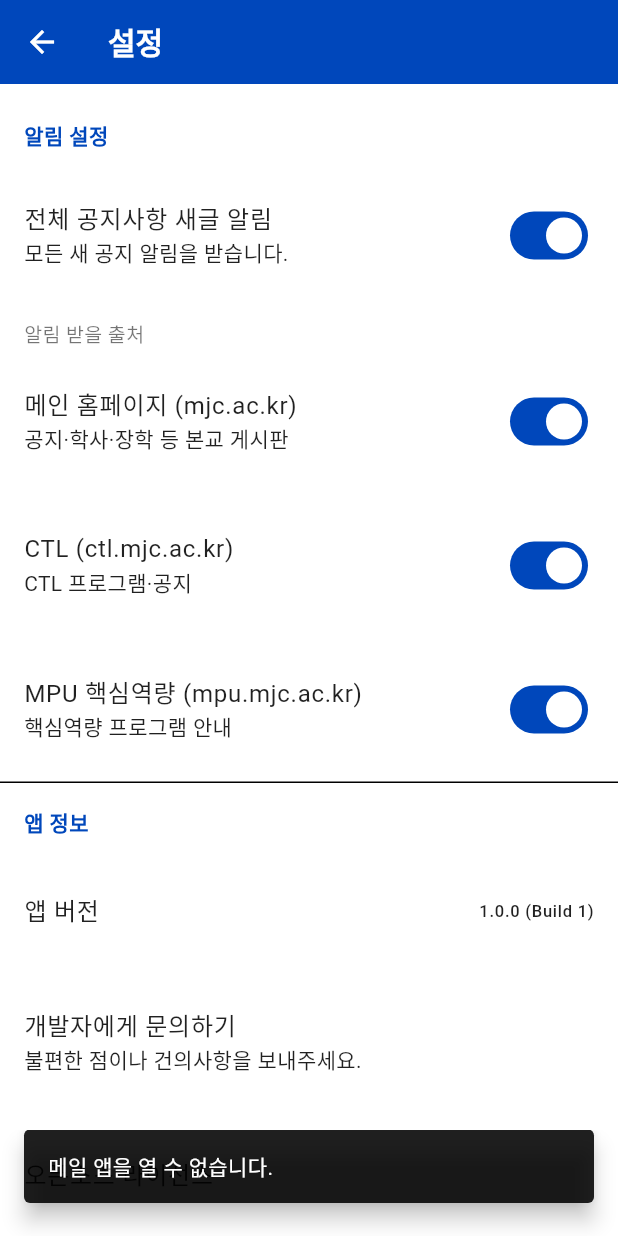
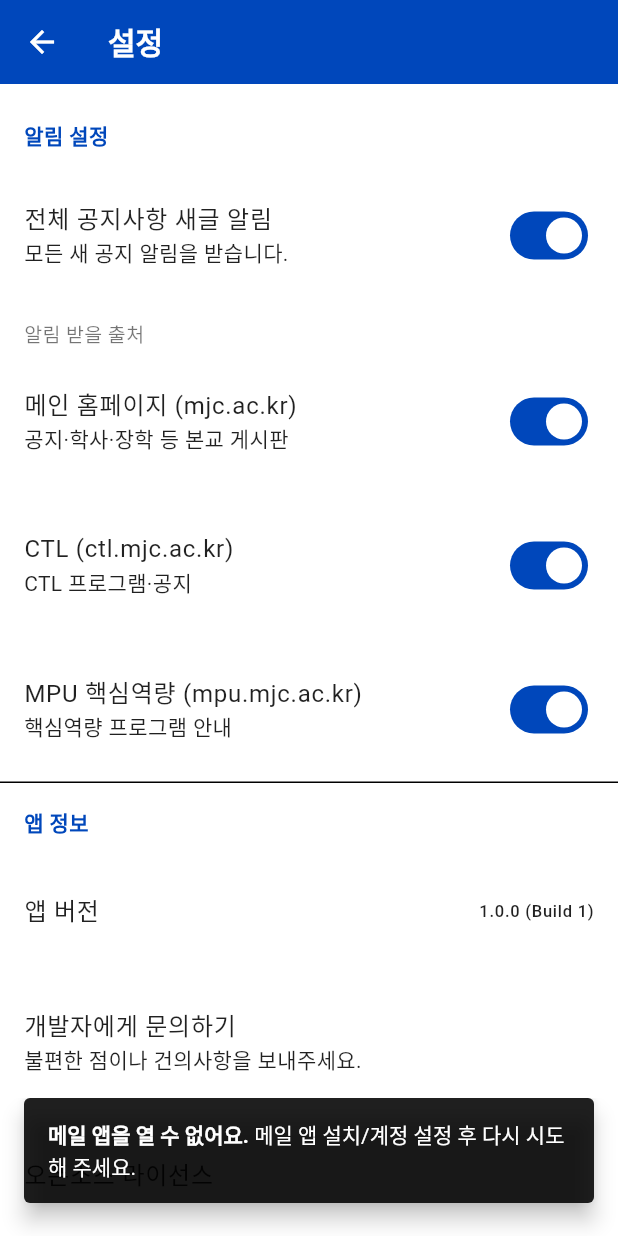
Before and after one commit to LeeTaeHyon/MJC_in_one, a Flutter app: the SettingsScreen screen opened directly, after a tap on "개발자에게 문의하기", on a phone screen of 412 x 824 dp. Run offline on Flutter 3.47's test engine with Material 3 defaults, Android fonts, the phone set to English and light mode, and no system bars; our stand-ins replace cloud_firestore, firebase_core, firebase_messaging, flutter_animate, flutter_local_notifications, share_plus and 2 more; accounts and stored records are empty; generated files the repository leaves out were written again; network calls fail.

Commit message:
Can send mail to developer

```diff
--- a/app/lib/screens/settings_screen.dart
+++ b/app/lib/screens/settings_screen.dart
@@ -225,7 +225,7 @@ class _SettingsScreenState extends State<SettingsScreen> {
   Future<void> _contactDeveloper() async {
     final Uri emailLaunchUri = Uri(
       scheme: "mailto",
-      path: "dlxogudd@gmail.com",
+      path: "dlxogus0619@mjc.ac.kr",
       queryParameters: {"subject": "[MJC In One] 앱 관련 문의"},
     );
     if (await canLaunchUrl(emailLaunchUri)) {
@@ -238,7 +238,10 @@ class _SettingsScreenState extends State<SettingsScreen> {
           snackBar: SnackBar(
             behavior: SnackBarBehavior.floating,
             margin: _snackBarMargin(context),
-            content: const Text("메일 앱을 열 수 없습니다."),
+            content: RichText(text: TextSpan(style: TextStyle(color: Colors.white),
+            children: [TextSpan(text: "메일 앱을 열 수 없어요. ", style: TextStyle(fontWeight: FontWeight.w700)),
+            TextSpan(text: "메일 앱 설치/계정 설정 후 다시 시도해 주세요.", style: TextStyle(fontWeight: FontWeight.w400)),]
+      )),
           ),
         );
       }
```
Also changed, not shown: 2 other files.
